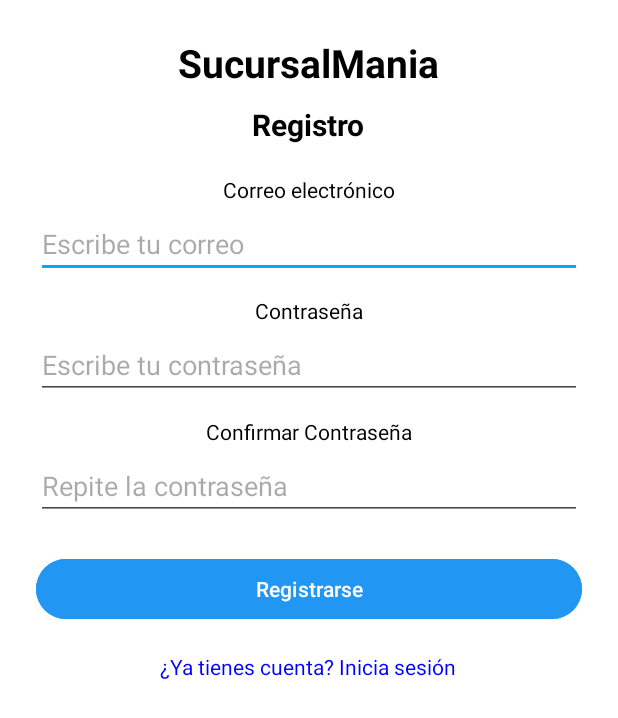
After one commit to Sebalezu/proyecto-final, an Android app: the RegisterActivity screen opened directly, with no data from a screen before it, on a phone screen of 412 x 824 dp. The commit adds this screen. Shown: the top 718 px of the screen. Run offline under Robolectric (Android 15) with nearby library versions, the phone set to English and light mode, and no system bars.

Commit message:
git status

```diff
--- /dev/null
+++ b/app/src/main/java/com/example/proyectofinal/RegisterActivity.java
@@ -0,0 +1,75 @@
+package com.example.proyectofinal;
+
+import android.content.ContentValues;
+import android.database.Cursor;
+import android.database.sqlite.SQLiteDatabase;
+import android.os.Bundle;
+import android.widget.Button;
+import android.widget.EditText;
+import android.widget.TextView;
+import android.widget.Toast;
+
+import androidx.appcompat.app.AppCompatActivity;
+
+public class RegisterActivity extends AppCompatActivity {
+
+    EditText etEmail, etPassword, etConfirmPassword;
+    Button btnRegister;
+    TextView txtLogin;
+
+    @Override
+    protected void onCreate(Bundle savedInstanceState) {
+        super.onCreate(savedInstanceState);
+        setContentView(R.layout.activity_register);
+
+        etEmail = findViewById(R.id.etEmail);
+        etPassword = findViewById(R.id.etPassword);
+        etConfirmPassword = findViewById(R.id.etConfirmPassword);
+        btnRegister = findViewById(R.id.btnRegister);
+        txtLogin = findViewById(R.id.txtLogin);
+
+        btnRegister.setOnClickListener(v -> registrarUsuario());
+
+        txtLogin.setOnClickListener(v -> finish());
+    }
+
+    private void registrarUsuario() {
+        AdminSQLiteOpenHelper admin = new AdminSQLiteOpenHelper(this);
+        SQLiteDatabase db = admin.getWritableDatabase();
+
+        String email = etEmail.getText().toString().trim();
+        String password = etPassword.getText().toString().trim();
+        String confirmPassword = etConfirmPassword.getText().toString().trim();
+
+        if (email.isEmpty() || password.isEmpty() || confirmPassword.isEmpty()) {
+            Toast.makeText(this, "Complete todos los campos", Toast.LENGTH_SHORT).show();
+            return;
+        }
+
+        if (!password.equals(confirmPassword)) {
+            Toast.makeText(this, "Las contraseñas no coinciden", Toast.LENGTH_SHORT).show();
+            return;
+        }
+
+        Cursor cursor = db.rawQuery(
+                "SELECT * FROM usuarios WHERE email=?",
+                new String[]{email}
+        );
+
+        if (cursor.moveToFirst()) {
+            Toast.makeText(this, "Usuario ya registrado", Toast.LENGTH_SHORT).show();
+        } else {
+            ContentValues values = new ContentValues();
+            values.put("email", email);
+            values.put("password", password);
+
+            db.insert("usuarios", null, values);
+
+            Toast.makeText(this, "Usuario registrado exitosamente", Toast.LENGTH_SHORT).show();
+            finish();
+        }
+
+        cursor.close();
+        db.close();
+    }
+}
--- /dev/null
+++ b/app/src/main/res/layout/activity_register.xml
@@ -0,0 +1,105 @@
+<?xml version="1.0" encoding="utf-8"?>
+<ScrollView xmlns:android="http://schemas.android.com/apk/res/android"
+    android:layout_width="match_parent"
+    android:layout_height="match_parent"
+    android:background="@color/white">
+
+    <LinearLayout
+        android:layout_width="match_parent"
+        android:layout_height="wrap_content"
+        android:orientation="vertical"
+        android:padding="24dp"
+        android:gravity="center">
+
+        <!-- TÍTULO PRINCIPAL -->
+        <TextView
+            android:text="SucursalMania"
+            android:textSize="26sp"
+            android:textStyle="bold"
+            android:textColor="#000000"
+            android:layout_marginBottom="10dp"
+            android:layout_width="wrap_content"
+            android:layout_height="wrap_content" />
+
+        <!-- SUBTÍTULO -->
+        <TextView
+            android:text="Registro"
+            android:textSize="20sp"
+            android:textStyle="bold"
+            android:textColor="#000000"
+            android:layout_marginBottom="20dp"
+            android:layout_width="wrap_content"
+            android:layout_height="wrap_content" />
+
+        <!-- LABEL EMAIL -->
+        <TextView
+            android:text="Correo electrónico"
+            android:textColor="#000000"
+            android:textSize="14sp"
+            android:layout_marginBottom="4dp"
+            android:layout_width="wrap_content"
+            android:layout_height="wrap_content" />
+
+        <EditText
+            android:id="@+id/etEmail"
+            android:hint="Escribe tu correo"
+            android:inputType="textEmailAddress"
+            android:layout_width="match_parent"
+            android:layout_height="wrap_content" />
+
+        <!-- LABEL CONTRASEÑA -->
+        <TextView
+            android:text="Contraseña"
+            android:textColor="#000000"
+            android:textSize="14sp"
+            android:layout_marginTop="12dp"
+            android:layout_marginBottom="4dp"
+            android:layout_width="wrap_content"
+            android:layout_height="wrap_content" />
+
+        <EditText
+            android:id="@+id/etPassword"
+            android:hint="Escribe tu contraseña"
+            android:inputType="textPassword"
+            android:layout_width="match_parent"
+            android:layout_height="wrap_content" />
+
+        <!-- LABEL CONFIRMAR CONTRASEÑA -->
+        <TextView
+            android:text="Confirmar Contraseña"
+            android:textColor="#000000"
+            android:textSize="14sp"
+            android:layout_marginTop="12dp"
+            android:layout_marginBottom="4dp"
+            android:layout_width="wrap_content"
+            android:layout_height="wrap_content" />
+
+        <EditText
+            android:id="@+id/etConfirmPassword"
+            android:hint="Repite la contraseña"
+            android:inputType="textPassword"
+            android:layout_width="match_parent"
+            android:layout_height="wrap_content" />
+
+        <!-- BOTÓN REGISTRARSE AZUL -->
+        <Button
+            android:id="@+id/btnRegister"
+            android:text="Registrarse"
+            android:backgroundTint="#2196F3"
+            android:textColor="@color/white"
+            android:layout_marginTop="22dp"
+            android:layout_width="match_parent"
+            android:layout_height="wrap_content" />
+
+        <!-- LINK A LOGIN -->
+        <TextView
+            android:id="@+id/txtLogin"
+            android:text="¿Ya tienes cuenta? Inicia sesión"
+            android:textColor="#0000FF"
+            android:layout_marginTop="18dp"
+            android:layout_width="wrap_content"
+            android:layout_height="wrap_content" />
+
+    </LinearLayout>
+
+</ScrollView>
--- a/app/src/main/res/values-night/themes.xml
+++ b/app/src/main/res/values-night/themes.xml
@@ -1,7 +1,28 @@
 <resources xmlns:tools="http://schemas.android.com/tools">
-    <!-- Base application theme. -->
-    <style name="Base.Theme.ProyectoFinal" parent="Theme.Material3.DayNight.NoActionBar">
-        <!-- Customize your dark theme here. -->
-        <!-- <item name="colorPrimary">@color/my_dark_primary</item> -->
+
+    <!-- Base theme -->
+    <style name="Base.Theme.ProyectoFinal" parent="Theme.Material3.Light.NoActionBar">
+
+        <!-- Fondo de TODA la app -->
+        <item name="android:windowBackground">#FFFFFF</item>
+
+        <!-- Colores principales AZULES -->
+        <item name="colorPrimary">#2196F3</item>          <!-- Azul -->
+        <item name="colorPrimaryContainer">#1976D2</item> <!-- Azul fuerte -->
+        <item name="colorSecondary">#03A9F4</item>
+        <item name="colorSecondaryContainer">#0288D1</item>
+
+        <!-- Status Bar (barra superior) azul -->
+        <item name="android:statusBarColor">#1976D2</item>
+
+        <!-- Navegation Bar (barra inferior) azul -->
+        <item name="android:navigationBarColor">#1976D2</item>
+
+        <!-- Texto oscuro sobre fondo blanco -->
+        <item name="android:textColor">#000000</item>
+
     </style>
+
+    <style name="Theme.ProyectoFinal" parent="Base.Theme.ProyectoFinal" />
+
 </resources>
--- a/app/src/main/res/values/themes.xml
+++ b/app/src/main/res/values/themes.xml
@@ -1,9 +1,28 @@
 <resources xmlns:tools="http://schemas.android.com/tools">
-    <!-- Base application theme. -->
-    <style name="Base.Theme.ProyectoFinal" parent="Theme.Material3.DayNight.NoActionBar">
-        <!-- Customize your light theme here. -->
-        <!-- <item name="colorPrimary">@color/my_light_primary</item> -->
+
+    <!-- Base theme -->
+    <style name="Base.Theme.ProyectoFinal" parent="Theme.Material3.Light.NoActionBar">
+
+        <!-- Fondo de TODA la app -->
+        <item name="android:windowBackground">#FFFFFF</item>
+
+        <!-- Colores principales AZULES -->
+        <item name="colorPrimary">#2196F3</item>          <!-- Azul -->
+        <item name="colorPrimaryContainer">#1976D2</item> <!-- Azul fuerte -->
+        <item name="colorSecondary">#03A9F4</item>
+        <item name="colorSecondaryContainer">#0288D1</item>
+
+        <!-- Status Bar (barra superior) azul -->
+        <item name="android:statusBarColor">#1976D2</item>
+
+        <!-- Navegation Bar (barra inferior) azul -->
+        <item name="android:navigationBarColor">#1976D2</item>
+
+        <!-- Texto oscuro sobre fondo blanco -->
+        <item name="android:textColor">#000000</item>
+
     </style>
 
     <style name="Theme.ProyectoFinal" parent="Base.Theme.ProyectoFinal" />
+
 </resources>
```
Also changed, not shown: app/src/main/AndroidManifest.xml (+13 -1 lines), app/src/main/java/com/example/proyectofinal/AdminSQLiteOpenHelper.java (added, +31 -0 lines), app/src/main/java/com/example/proyectofinal/LoginActivity.java (added, +73 -0 lines), app/src/main/res/drawable/button_rounded.xml (added, +15 -0 lines), app/src/main/res/layout/activity_login.xml (added, +76 -0 lines).
